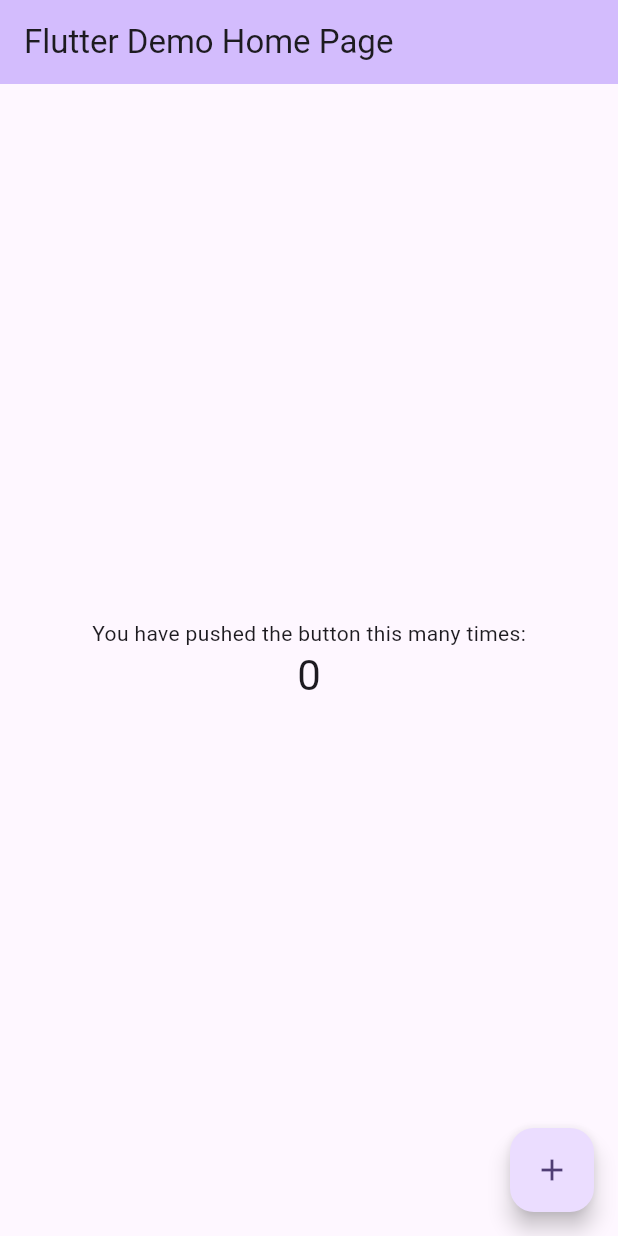
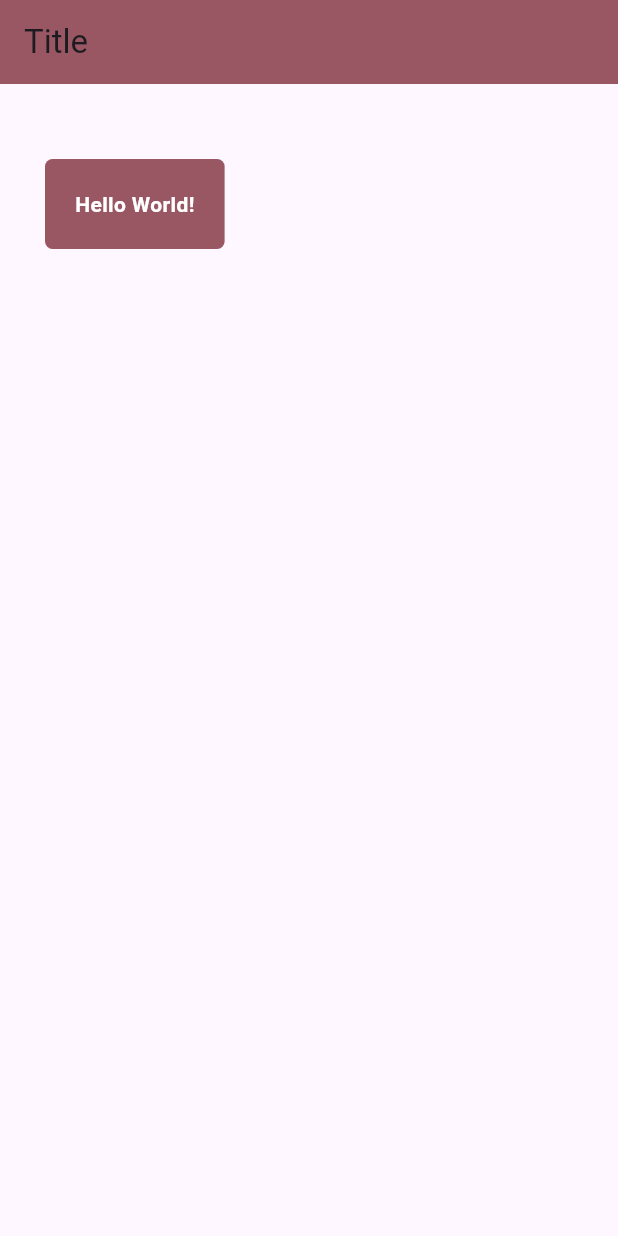
Before and after one commit to R3verse-cloud/Mobile-App-Development-MQApp, a Flutter app: the screen it shows after launch, on a phone screen of 412 x 824 dp. Run offline on Flutter 3.47's test engine with Material 3 defaults, Android fonts, the phone set to English and light mode, and no system bars.

Commit message:
Home page with hot reload and new files

```diff
--- /dev/null
+++ b/mq_app/lib/body.dart
@@ -0,0 +1,23 @@
+import 'package:flutter/material.dart';
+
+class Body extends StatelessWidget {
+  const Body({super.key});
+
+  @override
+  Widget build(BuildContext context) {
+    return Container(
+      padding: const EdgeInsets.all(20),
+      margin: const EdgeInsets.fromLTRB(30, 50, 0, 0),
+      decoration: const BoxDecoration(
+        borderRadius: BorderRadius.all(Radius.circular(5)),
+        color: Color.fromARGB(192, 118, 35, 48),
+
+      ),
+
+      child: const Text('Hello World!', style: TextStyle(
+        fontWeight: FontWeight.bold,
+        color: Colors.white,
+      )),
+    );
+  }
+}
--- /dev/null
+++ b/mq_app/lib/home.dart
@@ -0,0 +1,17 @@
+import 'package:flutter/material.dart';
+import 'package:mq_app/body.dart';
+
+class Home extends StatelessWidget {
+  const Home({super.key});
+
+  @override
+  Widget build(BuildContext context) {
+    return Scaffold(
+      appBar: AppBar(
+        title: const Text('Title'),
+        backgroundColor: const Color.fromARGB(192, 118, 35, 48),
+      ),
+      body: const Body()
+    );
+  }
+}
--- a/mq_app/lib/main.dart
+++ b/mq_app/lib/main.dart
@@ -1,125 +1,8 @@
 import 'package:flutter/material.dart';
+import 'package:mq_app/home.dart';
 
 void main() {
-  runApp(const MyApp());
+  runApp(const MaterialApp(
+    home: Home()
+  ));
 }
-
-class MyApp extends StatelessWidget {
-  const MyApp({super.key});
-
-  // This widget is the root of your application.
-  @override
-  Widget build(BuildContext context) {
-    return MaterialApp(
-      title: 'Flutter Demo',
-      theme: ThemeData(
-        // This is the theme of your application.
-        //
-        // TRY THIS: Try running your application with "flutter run". You'll see
-        // the application has a purple toolbar. Then, without quitting the app,
-        // try changing the seedColor in the colorScheme below to Colors.green
-        // and then invoke "hot reload" (save your changes or press the "hot
-        // reload" button in a Flutter-supported IDE, or press "r" if you used
-        // the command line to start the app).
-        //
-        // Notice that the counter didn't reset back to zero; the application
-        // state is not lost during the reload. To reset the state, use hot
-        // restart instead.
-        //
-        // This works for code too, not just values: Most code changes can be
-        // tested with just a hot reload.
-        colorScheme: ColorScheme.fromSeed(seedColor: Colors.deepPurple),
-        useMaterial3: true,
-      ),
-      home: const MyHomePage(title: 'Flutter Demo Home Page'),
-    );
-  }
-}
-
-class MyHomePage extends StatefulWidget {
-  const MyHomePage({super.key, required this.title});
-
-  // This widget is the home page of your application. It is stateful, meaning
-  // that it has a State object (defined below) that contains fields that affect
-  // how it looks.
-
-  // This class is the configuration for the state. It holds the values (in this
-  // case the title) provided by the parent (in this case the App widget) and
-  // used by the build method of the State. Fields in a Widget subclass are
-  // always marked "final".
-
-  final String title;
-
-  @override
-  State<MyHomePage> createState() => _MyHomePageState();
-}
-
-class _MyHomePageState extends State<MyHomePage> {
-  int _counter = 0;
-
-  void _incrementCounter() {
-    setState(() {
-      // This call to setState tells the Flutter framework that something has
-      // changed in this State, which causes it to rerun the build method below
-      // so that the display can reflect the updated values. If we changed
-      // _counter without calling setState(), then the build method would not be
-      // called again, and so nothing would appear to happen.
-      _counter++;
-    });
-  }
-
-  @override
-  Widget build(BuildContext context) {
-    // This method is rerun every time setState is called, for instance as done
-    // by the _incrementCounter method above.
-    //
-    // The Flutter framework has been optimized to make rerunning build methods
-    // fast, so that you can just rebuild anything that needs updating rather
-    // than having to individually change instances of widgets.
-    return Scaffold(
-      appBar: AppBar(
-        // TRY THIS: Try changing the color here to a specific color (to
-        // Colors.amber, perhaps?) and trigger a hot reload to see the AppBar
-        // change color while the other colors stay the same.
-        backgroundColor: Theme.of(context).colorScheme.inversePrimary,
-        // Here we take the value from the MyHomePage object that was created by
-        // the App.build method, and use it to set our appbar title.
-        title: Text(widget.title),
-      ),
-      body: Center(
-        // Center is a layout widget. It takes a single child and positions it
-        // in the middle of the parent.
-        child: Column(
-          // Column is also a layout widget. It takes a list of children and
-          // arranges them vertically. By default, it sizes itself to fit its
-          // children horizontally, and tries to be as tall as its parent.
-          //
-          // Column has various properties to control how it sizes itself and
-          // how it positions its children. Here we use mainAxisAlignment to
-          // center the children vertically; the main axis here is the vertical
-          // axis because Columns are vertical (the cross axis would be
-          // horizontal).
-          //
-          // TRY THIS: Invoke "debug painting" (choose the "Toggle Debug Paint"
-          // action in the IDE, or press "p" in the console), to see the
-          // wireframe for each widget.
-          mainAxisAlignment: MainAxisAlignment.center,
-          children: <Widget>[
-            const Text(
-              'You have pushed the button this many times:',
-            ),
-            Text(
-              '$_counter',
-              style: Theme.of(context).textTheme.headlineMedium,
-            ),
-          ],
-        ),
-      ),
-      floatingActionButton: FloatingActionButton(
-        onPressed: _incrementCounter,
-        tooltip: 'Increment',
-        child: const Icon(Icons.add),
-      ), // This trailing comma makes auto-formatting nicer for build methods.
-    );
-  }
-}
```
